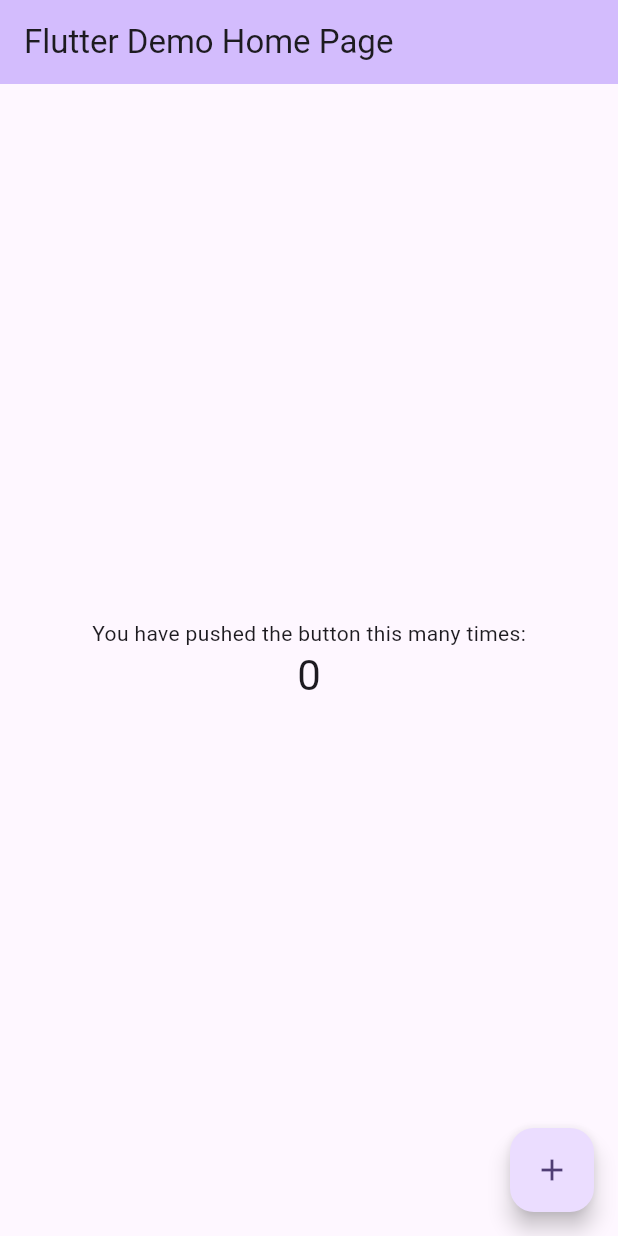
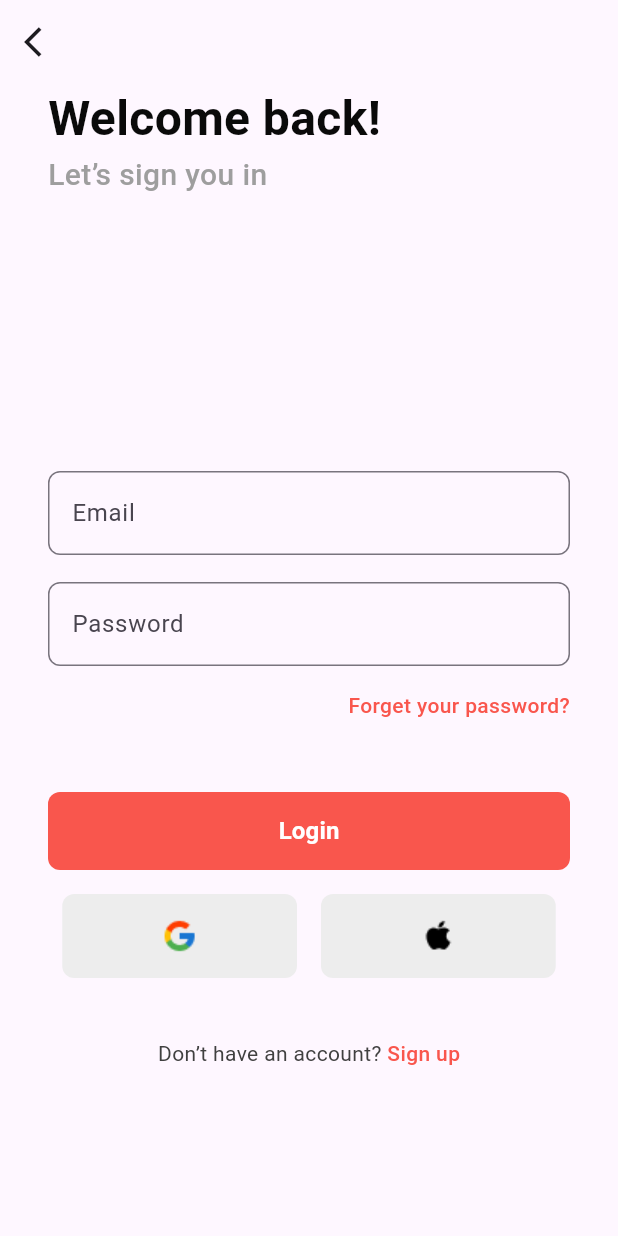
Before and after one commit to Lifeados/authentication-app, a Flutter app: the screen it shows after launch, on a phone screen of 412 x 824 dp. Run offline on Flutter 3.47's test engine with Material 3 defaults, Android fonts, the phone set to English and light mode, and no system bars.

Commit message:
feat: adiciona tela de login sem funcionalidade de autenticacao

```diff
--- a/lib/main.dart
+++ b/lib/main.dart
@@ -1,3 +1,4 @@
+import 'package:authentication/ui/modules/login/login_page.dart';
 import 'package:flutter/material.dart';
 
 void main() {
@@ -11,115 +12,11 @@ class MyApp extends StatelessWidget {
   @override
   Widget build(BuildContext context) {
     return MaterialApp(
-      title: 'Flutter Demo',
-      theme: ThemeData(
-        // This is the theme of your application.
-        //
-        // TRY THIS: Try running your application with "flutter run". You'll see
-        // the application has a purple toolbar. Then, without quitting the app,
-        // try changing the seedColor in the colorScheme below to Colors.green
-        // and then invoke "hot reload" (save your changes or press the "hot
-        // reload" button in a Flutter-supported IDE, or press "r" if you used
-        // the command line to start the app).
-        //
-        // Notice that the counter didn't reset back to zero; the application
-        // state is not lost during the reload. To reset the state, use hot
-        // restart instead.
-        //
-        // This works for code too, not just values: Most code changes can be
-        // tested with just a hot reload.
-        colorScheme: ColorScheme.fromSeed(seedColor: Colors.deepPurple),
-        useMaterial3: true,
-      ),
-      home: const MyHomePage(title: 'Flutter Demo Home Page'),
+      debugShowCheckedModeBanner: false,
+      initialRoute: 'login',
+      routes: {
+        'login': (context) => const LoginPage(),
+      },
     );
   }
 }
-
-class MyHomePage extends StatefulWidget {
-  const MyHomePage({super.key, required this.title});
-
-  // This widget is the home page of your application. It is stateful, meaning
-  // that it has a State object (defined below) that contains fields that affect
-  // how it looks.
-
-  // This class is the configuration for the state. It holds the values (in this
-  // case the title) provided by the parent (in this case the App widget) and
-  // used by the build method of the State. Fields in a Widget subclass are
-  // always marked "final".
-
-  final String title;
-
-  @override
-  State<MyHomePage> createState() => _MyHomePageState();
-}
-
-class _MyHomePageState extends State<MyHomePage> {
-  int _counter = 0;
-
-  void _incrementCounter() {
-    setState(() {
-      // This call to setState tells the Flutter framework that something has
-      // changed in this State, which causes it to rerun the build method below
-      // so that the display can reflect the updated values. If we changed
-      // _counter without calling setState(), then the build method would not be
-      // called again, and so nothing would appear to happen.
-      _counter++;
-    });
-  }
-
-  @override
-  Widget build(BuildContext context) {
-    // This method is rerun every time setState is called, for instance as done
-    // by the _incrementCounter method above.
-    //
-    // The Flutter framework has been optimized to make rerunning build methods
-    // fast, so that you can just rebuild anything that needs updating rather
-    // than having to individually change instances of widgets.
-    return Scaffold(
-      appBar: AppBar(
-        // TRY THIS: Try changing the color here to a specific color (to
-        // Colors.amber, perhaps?) and trigger a hot reload to see the AppBar
-        // change color while the other colors stay the same.
-        backgroundColor: Theme.of(context).colorScheme.inversePrimary,
-        // Here we take the value from the MyHomePage object that was created by
-        // the App.build method, and use it to set our appbar title.
-        title: Text(widget.title),
-      ),
-      body: Center(
-        // Center is a layout widget. It takes a single child and positions it
-        // in the middle of the parent.
-        child: Column(
-          // Column is also a layout widget. It takes a list of children and
-          // arranges them vertically. By default, it sizes itself to fit its
-          // children horizontally, and tries to be as tall as its parent.
-          //
-          // Column has various properties to control how it sizes itself and
-          // how it positions its children. Here we use mainAxisAlignment to
-          // center the children vertically; the main axis here is the vertical
-          // axis because Columns are vertical (the cross axis would be
-          // horizontal).
-          //
-          // TRY THIS: Invoke "debug painting" (choose the "Toggle Debug Paint"
-          // action in the IDE, or press "p" in the console), to see the
-          // wireframe for each widget.
-          mainAxisAlignment: MainAxisAlignment.center,
-          children: <Widget>[
-            const Text(
-              'You have pushed the button this many times:',
-            ),
-            Text(
-              '$_counter',
-              style: Theme.of(context).textTheme.headlineMedium,
-            ),
-          ],
-        ),
-      ),
-      floatingActionButton: FloatingActionButton(
-        onPressed: _incrementCounter,
-        tooltip: 'Increment',
-        child: const Icon(Icons.add),
-      ), // This trailing comma makes auto-formatting nicer for build methods.
-    );
-  }
-}
--- /dev/null
+++ b/lib/ui/modules/login/login_page.dart
@@ -0,0 +1,215 @@
+import 'package:flutter/material.dart';
+
+class LoginPage extends StatelessWidget {
+  const LoginPage({super.key});
+
+  @override
+  Widget build(BuildContext context) {
+    return Scaffold(
+      appBar: AppBar(
+        automaticallyImplyLeading: false,
+        leading: IconButton(
+          onPressed: () => {},
+          icon: const Icon(Icons.arrow_back_ios),
+        ),
+      ),
+      body: SafeArea(
+        child: Padding(
+          padding: const EdgeInsets.only(right: 32, bottom: 40, left: 32),
+          child: Column(
+            crossAxisAlignment: CrossAxisAlignment.stretch,
+            children: [
+              const Text(
+                'Welcome back!',
+                style: TextStyle(
+                  fontSize: 32,
+                  fontWeight: FontWeight.w600,
+                  color: Color.fromRGBO(10, 10, 10, 1),
+                ),
+              ),
+              Container(
+                margin: const EdgeInsets.only(bottom: 183),
+                child: const Text(
+                  'Let’s sign you in',
+                  style: TextStyle(
+                    fontSize: 20,
+                    fontWeight: FontWeight.w500,
+                    color: Color.fromRGBO(158, 158, 158, 1),
+                  ),
+                ),
+              ),
+              Form(
+                child: Column(
+                  children: [
+                    Padding(
+                      padding: const EdgeInsets.only(bottom: 18),
+                      child: TextFormField(
+                        decoration: const InputDecoration(
+                          labelText: 'Email',
+                          floatingLabelStyle: TextStyle(
+                            color: Color.fromRGBO(249, 86, 77, 1),
+                            fontWeight: FontWeight.w500,
+                          ),
+                          border: OutlineInputBorder(
+                            borderRadius: BorderRadius.all(
+                              Radius.circular(8),
+                            ),
+                          ),
+                          hintText: 'Type your email',
+                          hintStyle: TextStyle(
+                            color: Color.fromRGBO(158, 158, 158, 1),
+                          ),
+                          focusedBorder: OutlineInputBorder(
+                            borderRadius: BorderRadius.all(
+                              Radius.circular(8),
+                            ),
+                            borderSide: BorderSide(
+                              color: Color.fromRGBO(249, 86, 77, 1),
+                              width: 2,
+                            ),
+                          ),
+                        ),
+                      ),
+                    ),
+                    TextFormField(
+                      decoration: const InputDecoration(
+                        labelText: 'Password',
+                        floatingLabelStyle: TextStyle(
+                          color: Color.fromRGBO(249, 86, 77, 1),
+                          fontWeight: FontWeight.w500,
+                        ),
+                        border: OutlineInputBorder(
+                          borderRadius: BorderRadius.all(
+                            Radius.circular(8),
+                          ),
+                        ),
+                        hintText: 'Type your password',
+                        hintStyle: TextStyle(
+                          color: Color.fromRGBO(158, 158, 158, 1),
+                        ),
+                        focusedBorder: OutlineInputBorder(
+                          borderRadius: BorderRadius.all(Radius.circular(8)),
+                          borderSide: BorderSide(
+                            color: Color.fromRGBO(249, 86, 77, 1),
+                            width: 2,
+                          ),
+                        ),
+                      ),
+                      obscureText: true,
+                      obscuringCharacter: '*',
+                    )
+                  ],
+                ),
+              ),
+              Container(
+                margin: const EdgeInsets.only(top: 16, bottom: 48),
+                child: Row(
+                  mainAxisAlignment: MainAxisAlignment.end,
+                  children: [
+                    InkWell(
+                      onTap: () {},
+                      child: const Text(
+                        'Forget your password?',
+                        style: TextStyle(
+                          color: Color.fromRGBO(249, 86, 77, 1),
+                          fontWeight: FontWeight.w500,
+                          fontSize: 14,
+                        ),
+                      ),
+                    ),
+                  ],
+                ),
+              ),
+              Padding(
+                padding: const EdgeInsets.only(bottom: 16),
+                child: TextButton(
+                  onPressed: () {},
+                  style: TextButton.styleFrom(
+                    shape: RoundedRectangleBorder(
+                      borderRadius: BorderRadius.circular(8),
+                    ),
+                    fixedSize: const Size(347, 52),
+                    backgroundColor: const Color.fromRGBO(249, 86, 77, 1),
+                  ),
+                  child: const Text(
+                    'Login',
+                    style: TextStyle(
+                      fontSize: 16,
+                      fontWeight: FontWeight.bold,
+                      color: Color.fromRGBO(255, 255, 255, 1),
+                    ),
+                  ),
+                ),
+              ),
+              Container(
+                margin: const EdgeInsets.only(bottom: 40),
+                child: Row(
+                  mainAxisAlignment: MainAxisAlignment.center,
+                  children: [
+                    GestureDetector(
+                      onTap: () {},
+                      child: Container(
+                        height: 56,
+                        width: 156.5,
+                        margin: const EdgeInsets.only(right: 16),
+                        decoration: const BoxDecoration(
+                            color: Color.fromRGBO(237, 237, 237, 1),
+                            borderRadius: BorderRadius.all(
+                              Radius.circular(8),
+                            )),
+                        child: Center(
+                          child: Image.asset(
+                              'lib/ui/assets/images/googleIcon.png'),
+                        ),
+                      ),
+                    ),
+                    GestureDetector(
+                      onTap: () {},
+                      child: Container(
+                        height: 56,
+                        width: 156.5,
+                        decoration: const BoxDecoration(
+                            color: Color.fromRGBO(237, 237, 237, 1),
+                            borderRadius: BorderRadius.all(
+                              Radius.circular(8),
+                            )),
+                        child: Center(
+                          child:
+                              Image.asset('lib/ui/assets/images/appleIcon.png'),
+                        ),
+                      ),
+                    )
+                  ],
+                ),
+              ),
+              Row(
+                mainAxisAlignment: MainAxisAlignment.center,
+                children: [
+                  const Text(
+                    'Don’t have an account? ',
+                    style: TextStyle(
+                      color: Color.fromRGBO(64, 64, 64, 1),
+                      fontWeight: FontWeight.w400,
+                      fontSize: 14,
+                    ),
+                  ),
+                  InkWell(
+                    onTap: () {},
+                    child: const Text(
+                      'Sign up',
+                      style: TextStyle(
+                        color: Color.fromRGBO(249, 86, 77, 1),
+                        fontWeight: FontWeight.w500,
+                        fontSize: 14,
+                      ),
+                    ),
+                  ),
+                ],
+              )
+            ],
+          ),
+        ),
+      ),
+    );
+  }
+}
--- a/pubspec.yaml
+++ b/pubspec.yaml
@@ -19,3 +19,6 @@ dev_dependencies:
 
 flutter:
   uses-material-design: true
+
+  assets:
+    - lib/ui/assets/images/
```
Also changed, not shown: lib/ui/assets/images/appleIcon.png (added), lib/ui/assets/images/googleIcon.png (added).
